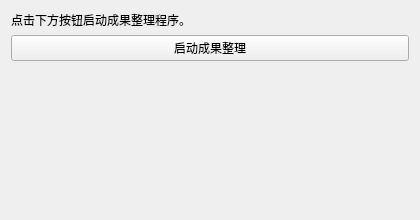
Before: the Qt Designer form plugins/Base_PostProcessing/ResultArrangeWidget.ui in asd977/base_cae, drawn with Qt 5.
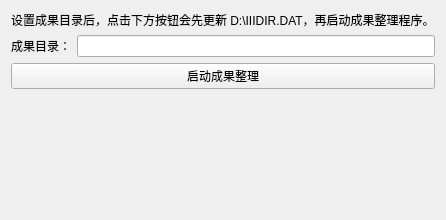
After: the same form once the commit is applied.

Commit message: 成果整理增加目录输入并写入IIIDIR.DAT

The edit to the form file:
```diff
--- a/plugins/Base_PostProcessing/ResultArrangeWidget.ui
+++ b/plugins/Base_PostProcessing/ResultArrangeWidget.ui
@@ -17,9 +17,23 @@
    <item>
     <widget class="QLabel" name="infoLabel">
      <property name="text">
-      <string>点击下方按钮启动成果整理程序。</string>
-     </property>
-    </widget>
+      <string>设置成果目录后，点击下方按钮会先更新 D:\IIIDIR.DAT，再启动成果整理程序。</string>
+      </property>
+     </widget>
+   </item>
+   <item>
+    <layout class="QHBoxLayout" name="pathLayout">
+     <item>
+      <widget class="QLabel" name="pathLabel">
+       <property name="text">
+        <string>成果目录：</string>
+       </property>
+      </widget>
+     </item>
+     <item>
+      <widget class="QLineEdit" name="dirLineEdit"/>
+     </item>
+    </layout>
    </item>
    <item>
     <widget class="QPushButton" name="runButton">
```
The commit also changes 1 other file.
